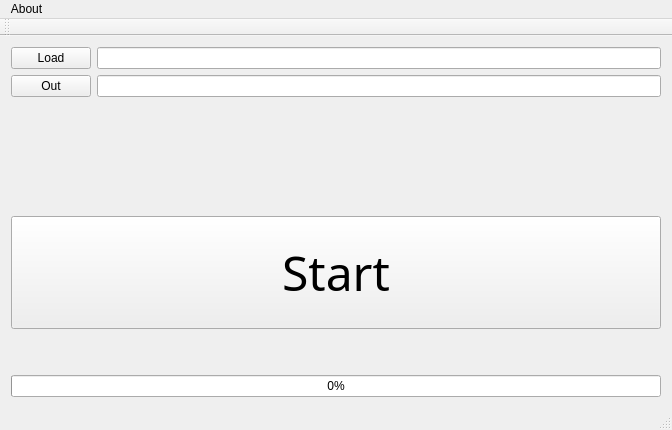
This is mainwindow.ui in 4lenz1/counter as Qt 5 draws it before an edit. The edited form follows.
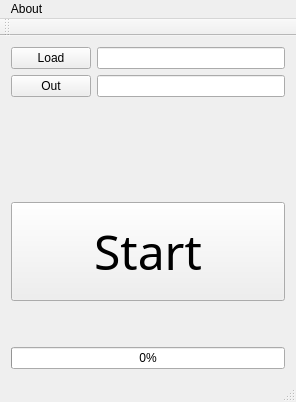
This is the edited form.

The edit to the form file:
```diff
--- a/mainwindow.ui
+++ b/mainwindow.ui
@@ -6,8 +6,8 @@
    <rect>
     <x>0</x>
     <y>0</y>
-    <width>672</width>
-    <height>430</height>
+    <width>296</width>
+    <height>402</height>
    </rect>
   </property>
   <property name="windowTitle">
@@ -98,7 +98,7 @@
     <rect>
      <x>0</x>
      <y>0</y>
-     <width>672</width>
+     <width>296</width>
      <height>21</height>
     </rect>
    </property>
```
